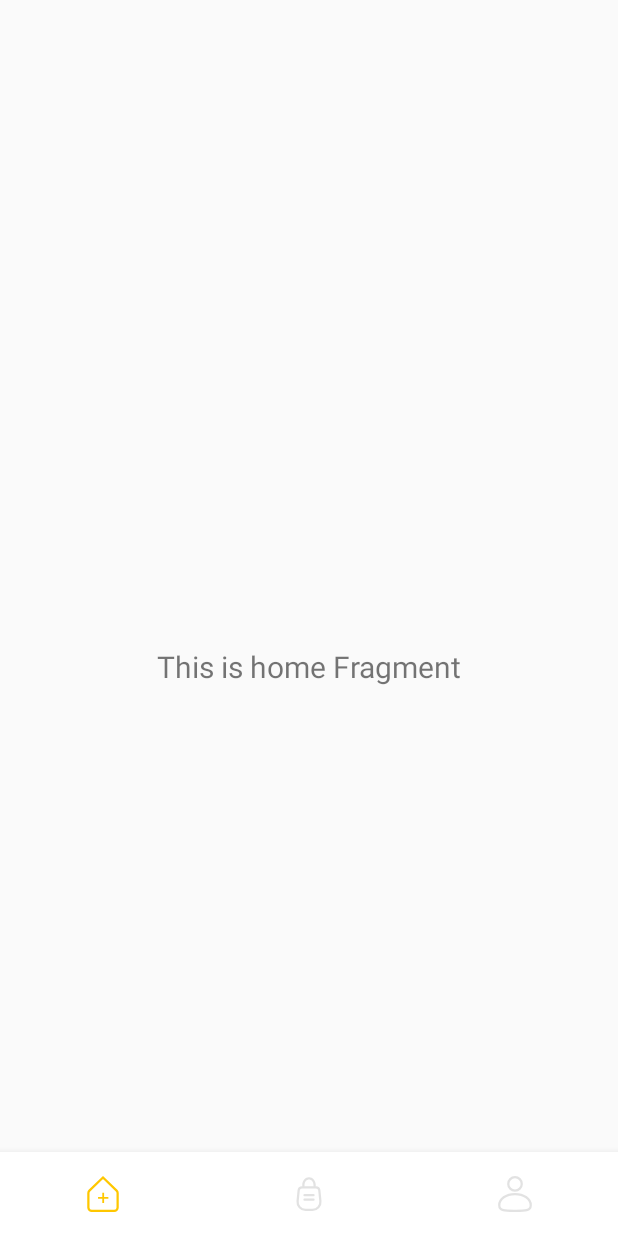
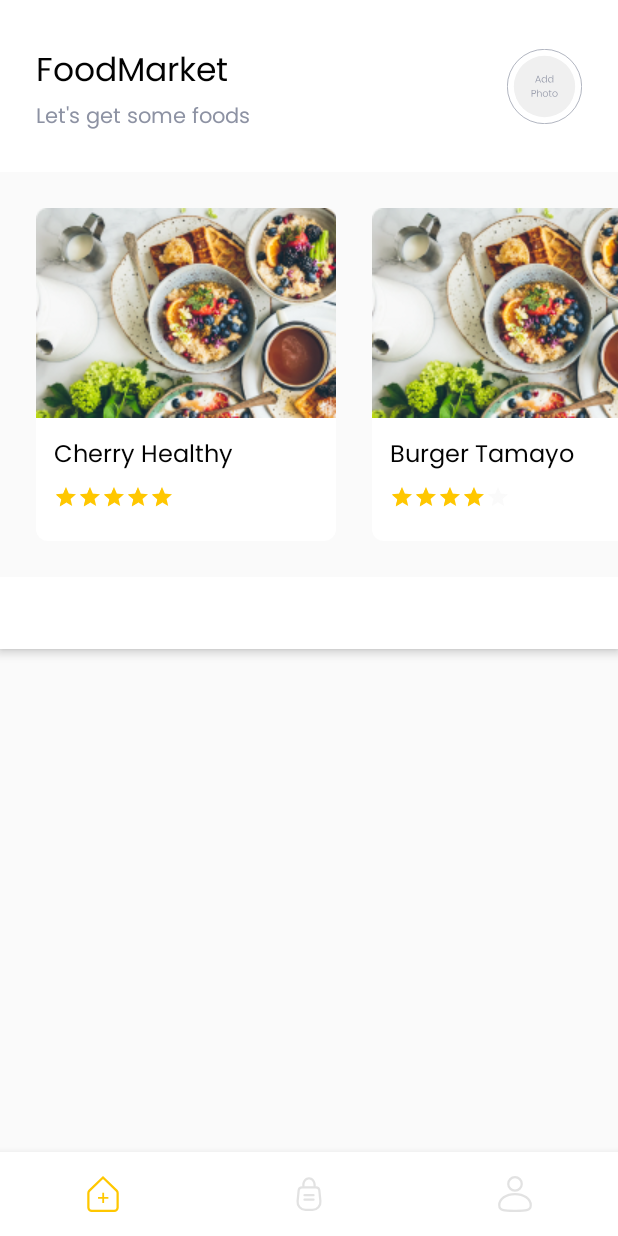
Before and after one commit to imamrobani/KT-FoodMarket, an Android app: the HomeFragment screen opened directly, with no data from a screen before it, on a phone screen of 412 x 824 dp. Run offline under Robolectric (Android 15) with nearby library versions, the phone set to English and light mode, and no system bars; our stand-ins replace navigation-ui.

Commit message:
Feat: Item List Horizontal and toolbar home

```diff
--- a/app/build.gradle
+++ b/app/build.gradle
@@ -48,6 +48,8 @@ dependencies {
     implementation 'androidx.lifecycle:lifecycle-livedata-ktx:2.3.1'
     implementation 'androidx.lifecycle:lifecycle-viewmodel-ktx:2.3.1'
 
+    implementation 'com.github.bumptech.glide:glide:4.11.0'
+
     testImplementation 'junit:junit:4.13.2'
     androidTestImplementation 'androidx.test.ext:junit:1.1.3'
     androidTestImplementation 'androidx.test.espresso:espresso-core:3.4.0'
--- /dev/null
+++ b/app/src/main/java/com/imrob/foodmarket/model/dummy/HomeModel.kt
@@ -0,0 +1,14 @@
+package com.imrob.foodmarket.model.dummy
+
+class HomeModel(title: String, src: String, rating: Float) {
+
+    var title = ""
+    var src = ""
+    var rating = 0f
+
+    init {
+        this.title = title
+        this.src = src
+        this.rating = rating
+    }
+}
--- /dev/null
+++ b/app/src/main/java/com/imrob/foodmarket/ui/home/HomeAdapter.kt
@@ -0,0 +1,52 @@
+package com.imrob.foodmarket.ui.home
+
+import android.view.LayoutInflater
+import android.view.View
+import android.view.ViewGroup
+import androidx.recyclerview.widget.RecyclerView
+import com.bumptech.glide.Glide
+import com.imrob.foodmarket.R
+import com.imrob.foodmarket.model.dummy.HomeModel
+import kotlinx.android.synthetic.main.fragment_home.view.*
+import kotlinx.android.synthetic.main.fragment_home.view.tvTitle
+import kotlinx.android.synthetic.main.item_home_horizontal.view.*
+
+class HomeAdapter(
+    private val lisData: List<HomeModel>,
+    private val itemAdapterCallback: ItemAdapterCallback,
+) : RecyclerView.Adapter<HomeAdapter.ViewHolder>(){
+
+    override fun onCreateViewHolder(parent: ViewGroup, viewType: Int): HomeAdapter.ViewHolder {
+        val layoutInflater = LayoutInflater.from(parent.context)
+        val view = layoutInflater.inflate(R.layout.item_home_horizontal, parent, false)
+
+        return ViewHolder(view)
+    }
+
+    override fun onBindViewHolder(holder: HomeAdapter.ViewHolder, position: Int) {
+        holder.bind(lisData[position], itemAdapterCallback)
+    }
+
+    override fun getItemCount(): Int {
+        return lisData.size
+    }
+
+
+    class ViewHolder (itemView: View) : RecyclerView.ViewHolder(itemView) {
+        fun bind(data: HomeModel, itemAdapterCallback: ItemAdapterCallback){
+            itemView.apply {
+                tvTitle.text = data.title
+                rbFood.rating = data.rating
+
+//                Glide.with(context)
+//                    .load(data.src)
+//                    .into(ivPoster)
+            }
+        }
+
+    }
+
+    interface ItemAdapterCallback{
+        fun onClick(v: View, data: HomeModel)
+    }
+}
--- a/app/src/main/java/com/imrob/foodmarket/ui/home/HomeFragment.kt
+++ b/app/src/main/java/com/imrob/foodmarket/ui/home/HomeFragment.kt
@@ -7,9 +7,13 @@ import android.view.ViewGroup
 import android.widget.TextView
 import androidx.fragment.app.Fragment
 import androidx.lifecycle.ViewModelProvider
+import androidx.recyclerview.widget.LinearLayoutManager
+import androidx.recyclerview.widget.RecyclerView
 import com.imrob.foodmarket.databinding.FragmentHomeBinding
+import com.imrob.foodmarket.model.dummy.HomeModel
+import kotlinx.android.synthetic.main.fragment_home.*
 
-class HomeFragment : Fragment() {
+class HomeFragment : Fragment(), HomeAdapter.ItemAdapterCallback {
 
     private var _binding: FragmentHomeBinding? = null
 
@@ -17,26 +21,43 @@ class HomeFragment : Fragment() {
     // onDestroyView.
     private val binding get() = _binding!!
 
+    private var foodList: ArrayList<HomeModel> = ArrayList()
+
     override fun onCreateView(
         inflater: LayoutInflater,
         container: ViewGroup?,
         savedInstanceState: Bundle?
     ): View {
-        val homeViewModel =
-            ViewModelProvider(this).get(HomeViewModel::class.java)
+
 
         _binding = FragmentHomeBinding.inflate(inflater, container, false)
         val root: View = binding.root
+        return root
+    }
 
-        val textView: TextView = binding.textHome
-        homeViewModel.text.observe(viewLifecycleOwner) {
-            textView.text = it
-        }
-        return root
+    override fun onActivityCreated(savedInstanceState: Bundle?) {
+        super.onActivityCreated(savedInstanceState)
+
+        initDataDummy()
+        var adapter = HomeAdapter(foodList, this)
+        var layoutManager: RecyclerView.LayoutManager = LinearLayoutManager(context, LinearLayoutManager.HORIZONTAL, false)
+        rcList.layoutManager = layoutManager
+        rcList.adapter = adapter
+    }
+
+    fun initDataDummy() {
+        foodList = ArrayList()
+        foodList.add(HomeModel("Cherry Healthy", "", 5f))
+        foodList.add(HomeModel("Burger Tamayo", "", 4f))
+        foodList.add(HomeModel("Bakhwan Cihuy", "", 4.5f))
     }
 
     override fun onDestroyView() {
         super.onDestroyView()
         _binding = null
     }
+
+    override fun onClick(v: View, data: HomeModel) {
+        TODO("Not yet implemented")
+    }
 }
--- a/app/src/main/java/com/imrob/foodmarket/ui/home/HomeViewModel.kt
+++ /dev/null
@@ -1,13 +0,0 @@
-package com.imrob.foodmarket.ui.home
-
-import androidx.lifecycle.LiveData
-import androidx.lifecycle.MutableLiveData
-import androidx.lifecycle.ViewModel
-
-class HomeViewModel : ViewModel() {
-
-    private val _text = MutableLiveData<String>().apply {
-        value = "This is home Fragment"
-    }
-    val text: LiveData<String> = _text
-}
--- a/app/src/main/res/layout/activity_main.xml
+++ b/app/src/main/res/layout/activity_main.xml
@@ -3,8 +3,7 @@
     xmlns:app="http://schemas.android.com/apk/res-auto"
     android:id="@+id/container"
     android:layout_width="match_parent"
-    android:layout_height="match_parent"
-    android:paddingTop="?attr/actionBarSize">
+    android:layout_height="match_parent">
 
     <com.google.android.material.bottomnavigation.BottomNavigationView
         android:id="@+id/nav_view"
--- a/app/src/main/res/layout/fragment_home.xml
+++ b/app/src/main/res/layout/fragment_home.xml
@@ -1,22 +1,96 @@
 <?xml version="1.0" encoding="utf-8"?>
-<androidx.constraintlayout.widget.ConstraintLayout xmlns:android="http://schemas.android.com/apk/res/android"
+<LinearLayout xmlns:android="http://schemas.android.com/apk/res/android"
     xmlns:app="http://schemas.android.com/apk/res-auto"
     xmlns:tools="http://schemas.android.com/tools"
     android:layout_width="match_parent"
     android:layout_height="match_parent"
+    android:orientation="vertical"
     tools:context=".ui.home.HomeFragment">
 
-    <TextView
-        android:id="@+id/text_home"
+    <androidx.constraintlayout.widget.ConstraintLayout
         android:layout_width="match_parent"
         android:layout_height="wrap_content"
-        android:layout_marginStart="8dp"
-        android:layout_marginTop="8dp"
-        android:layout_marginEnd="8dp"
-        android:textAlignment="center"
-        android:textSize="20sp"
-        app:layout_constraintBottom_toBottomOf="parent"
-        app:layout_constraintEnd_toEndOf="parent"
-        app:layout_constraintStart_toStartOf="parent"
-        app:layout_constraintTop_toTopOf="parent" />
-</androidx.constraintlayout.widget.ConstraintLayout>
+        android:background="@color/white">
+
+        <ImageView
+            android:id="@+id/ivProfile"
+            android:layout_width="50dp"
+            android:layout_height="50dp"
+            android:layout_marginEnd="24dp"
+            android:src="@drawable/ic_picture_empty"
+            app:layout_constraintBottom_toBottomOf="parent"
+            app:layout_constraintEnd_toEndOf="parent"
+            app:layout_constraintTop_toTopOf="parent" />
+
+        <TextView
+            android:id="@+id/tvTitle"
+            style="@style/TextView.PoppinsNormal22Ssp020202"
+            android:layout_width="wrap_content"
+            android:layout_height="wrap_content"
+            android:layout_marginStart="24dp"
+            android:layout_marginTop="30dp"
+            android:text="FoodMarket"
+            app:layout_constraintStart_toStartOf="parent"
+            app:layout_constraintTop_toTopOf="parent" />
+
+        <TextView
+            android:id="@+id/tvSubtitle"
+            style="@style/TextView.PoppinsNormal14Ssp8D92A3"
+            android:layout_width="wrap_content"
+            android:layout_height="wrap_content"
+            android:layout_marginStart="24dp"
+            android:layout_marginBottom="24dp"
+            android:text="Let's get some foods"
+            app:layout_constraintBottom_toBottomOf="parent"
+            app:layout_constraintStart_toStartOf="parent"
+            app:layout_constraintTop_toBottomOf="@id/tvTitle" />
+    </androidx.constraintlayout.widget.ConstraintLayout>
+
+    <androidx.recyclerview.widget.RecyclerView
+        android:id="@+id/rcList"
+        android:clipChildren="false"
+        android:clipToPadding="false"
+        android:paddingEnd="24dp"
+        android:layout_width="match_parent"
+        android:layout_height="222dp"
+        android:layout_marginTop="24dp"
+        tools:listitem="@layout/item_home_horizontal"
+        tools:itemCount="1"/>
+
+    <androidx.coordinatorlayout.widget.CoordinatorLayout
+        android:layout_width="match_parent"
+        android:layout_height="match_parent"
+        android:layout_marginTop="24dp"
+        android:theme="@style/AppBarOverlay">
+
+        <com.google.android.material.appbar.AppBarLayout
+            android:layout_width="match_parent"
+            android:layout_height="wrap_content"
+            android:background="@color/white"
+            android:theme="@style/AppBarOverlay">
+
+            <com.google.android.material.tabs.TabLayout
+                android:id="@+id/tabLayout"
+                android:layout_width="match_parent"
+                android:layout_height="wrap_content"
+                android:background="@color/white"
+                app:tabIndicatorColor="@color/black_primary"
+                app:tabMode="scrollable"
+                app:tabSelectedTextColor="@color/black_primary"
+                app:tabTextAppearance="@style/Tab"
+                app:tabIndicatorFullWidth="false" />
+
+        </com.google.android.material.appbar.AppBarLayout>
+
+        <androidx.viewpager.widget.ViewPager
+            android:id="@+id/viewPager"
+            android:layout_width="match_parent"
+            android:layout_height="wrap_content"
+            app:layout_behavior="com.google.android.material.appbar.AppBarLayout$ScrollingViewBehavior"
+            />
+
+
+    </androidx.coordinatorlayout.widget.CoordinatorLayout>
+
+
+</LinearLayout>
--- /dev/null
+++ b/app/src/main/res/layout/item_home_horizontal.xml
@@ -0,0 +1,34 @@
+<?xml version="1.0" encoding="utf-8"?>
+<LinearLayout xmlns:android="http://schemas.android.com/apk/res/android"
+    android:layout_width="200dp"
+    android:layout_height="match_parent"
+    android:layout_marginLeft="24dp"
+    android:background="@drawable/shape_rectangle_8_fff"
+    android:orientation="vertical">
+
+    <ImageView
+        android:id="@+id/ivPoster"
+        android:layout_width="200dp"
+        android:layout_height="140dp"
+        android:src="@drawable/iv_sample_product" />
+
+    <TextView
+        android:id="@+id/tvTitle"
+        style="@style/TextView.PoppinsNormal16Ssp020202"
+        android:layout_width="wrap_content"
+        android:layout_height="wrap_content"
+        android:layout_marginStart="12dp"
+        android:layout_marginTop="12dp"
+        android:text="Cherry Healthy" />
+
+    <RatingBar
+        android:id="@+id/rbFood"
+        style="@style/Widget.AppCompat.RatingBar.Small"
+        android:layout_width="wrap_content"
+        android:layout_height="wrap_content"
+        android:layout_marginStart="12dp"
+        android:layout_marginTop="6dp"
+        android:layout_marginBottom="12dp"
+        android:theme="@style/RatingBar" />
+
+</LinearLayout>
--- a/app/src/main/res/values/colors.xml
+++ b/app/src/main/res/values/colors.xml
@@ -9,4 +9,6 @@
     <color name="white">#FFFFFFFF</color>
     <color name="primary">#FFC700</color>
     <color name="black_primary">#020202</color>
+    <color name="grey_primary">#8D92A3</color>
+    <color name="grey">#ECECEC</color>
 </resources>
--- a/app/src/main/res/values/styles.xml
+++ b/app/src/main/res/values/styles.xml
@@ -1,4 +1,9 @@
 <resources>
+
+    <style name="AppBarOverlay" parent="ThemeOverlay.AppCompat.Dark.ActionBar">
+
+    </style>
+
     <style name="TextView"/>
 
     <style name="TextView.PoppinsNormal32Ssp020202">
@@ -27,7 +32,7 @@
 
     <style name="TextView.PoppinsNormal14Ssp8D92A3">
         <item name="android:fontFamily">@font/poppins</item>
-        <item name="android:textColor">#8D92A3</item>
+        <item name="android:textColor">@color/grey_primary</item>
         <item name="android:textSize">14sp</item>
     </style>
 
@@ -35,7 +40,7 @@
 
     <style name="EditText.PoppinsNormal14Ssp8D92A3">
         <item name="android:fontFamily">@font/poppins</item>
-        <item name="android:textColor">#8D92A3</item>
+        <item name="android:textColor">@color/grey_primary</item>
         <item name="android:textSize">14sp</item>
     </style>
 
@@ -55,4 +60,18 @@
         <item name="android:background">@drawable/shape_rectangle_8_8d92a3</item>
     </style>
 
+    <style name="Tab">
+        <item name="android:fontFamily">@font/poppins</item>
+        <item name="android:textColor">@color/grey_primary</item>
+        <item name="android:textSize">14sp</item>
+        <item name="textAllCaps">false</item>
+        <item name="android:gravity">left</item>
+    </style>
+
+    <style name="RatingBar">
+        <item name="colorControlNormal">@color/grey</item>
+        <item name="colorControlActivated">@color/primary</item>
+    </style>
+
+
 </resources>
```
